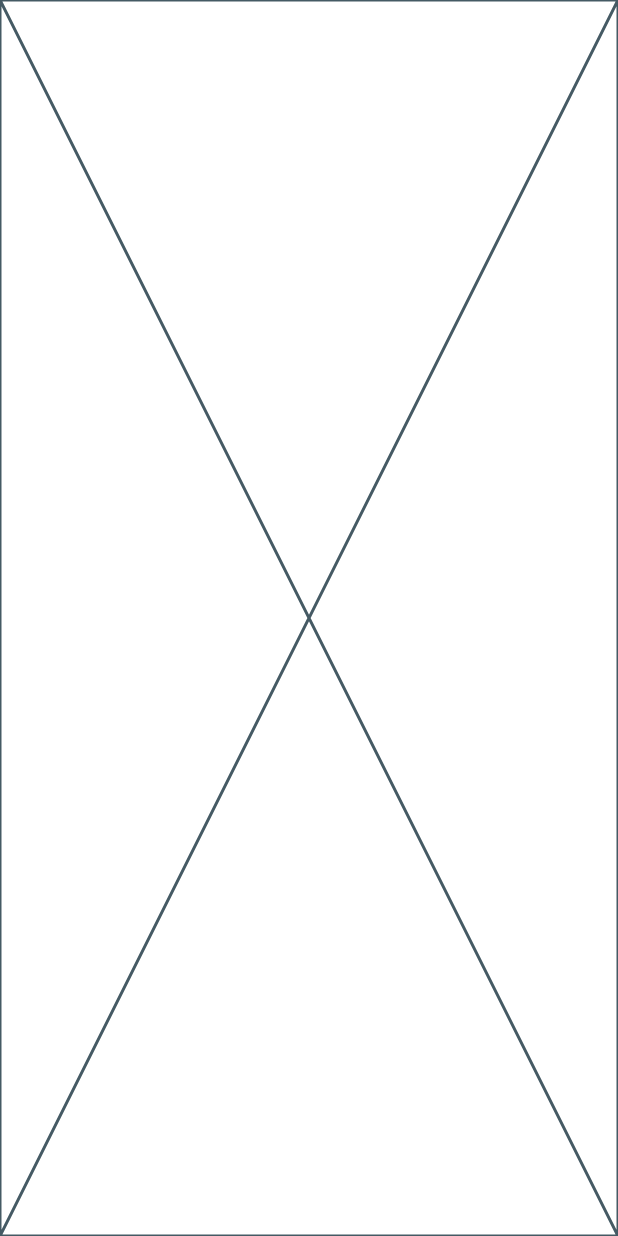
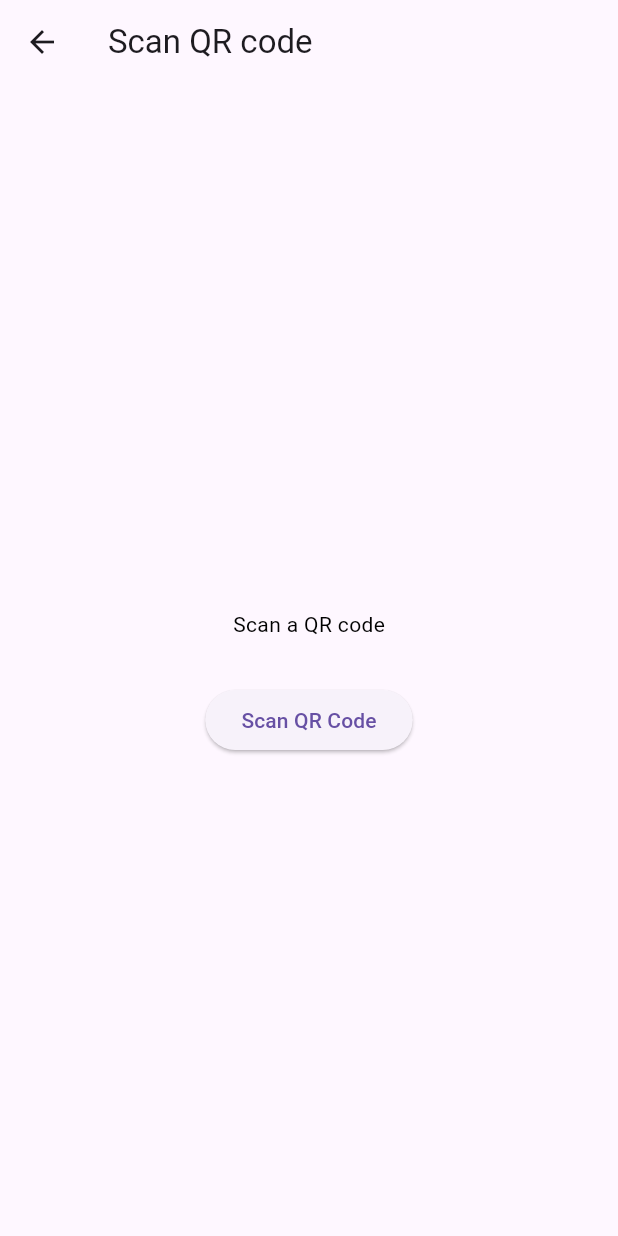
Before and after one commit to karan2527/RapidQR, a Flutter app: the screen it shows after launch, after a tap on "Scan QR code", on a phone screen of 412 x 824 dp. Run offline on Flutter 3.47's test engine with Material 3 defaults, Android fonts, the phone set to English and light mode, and no system bars; our stand-ins replace qr_flutter; missing offline and left inert: flutter_barcode_scanner.

Commit message:
scanning done

```diff
--- a/lib/generate_qr_code.dart
+++ b/lib/generate_qr_code.dart
@@ -38,7 +38,11 @@ class _GenerateQRCodeState extends State<GenerateQRCode> {
                 ),
               ),
               SizedBox(height: 10),
-              ElevatedButton(onPressed: (){},child: Text('Genrate QR Code'),),
+              ElevatedButton(onPressed: (){
+                setState(() {
+                });
+
+              },child: Text('Genrate QR Code'),),
             ],
           ),
         ),
--- a/lib/scan_qr_code.dart
+++ b/lib/scan_qr_code.dart
@@ -1,4 +1,8 @@
 import 'package:flutter/material.dart';
+import 'package:flutter/services.dart';
+import 'package:flutter_barcode_scanner/flutter_barcode_scanner.dart';
+import 'package:rapidqr/generate_qr_code.dart';
+import 'package:rapidqr/scan_qr_code.dart';
 
 class ScanQRCode extends StatefulWidget {
   const ScanQRCode({super.key});
@@ -8,8 +12,36 @@ class ScanQRCode extends StatefulWidget {
 }
 
 class _ScanQRCodeState extends State<ScanQRCode> {
+  String qrResult = 'Scan a QR code';
+  Future<void> scanQR() async {
+    try {
+      final qrCode = await FlutterBarcodeScanner.scanBarcode(
+          '#ff6666', 'Cancel', true, ScanMode.QR);
+      if (!mounted) return;
+      setState(() {
+        this.qrResult = qrCode.toString();
+      });
+
+    }on PlatformException{
+      qrResult = 'Fail to read to read QR code';
+    }
+    }
+
   @override
   Widget build(BuildContext context) {
-    return const Placeholder();
+    return Scaffold(
+      appBar: AppBar(title: Text('Scan QR code')),
+      body: Center(
+        child: Column(
+          mainAxisAlignment: MainAxisAlignment.center,
+          children: [
+            SizedBox(height: 30),
+            Text('$qrResult', style: TextStyle(color: Colors.black)),
+            SizedBox(height: 30),
+            ElevatedButton(onPressed: () {}, child: Text('Scan QR Code')),
+          ],
+        ),
+      ),
+    );
   }
 }
```
